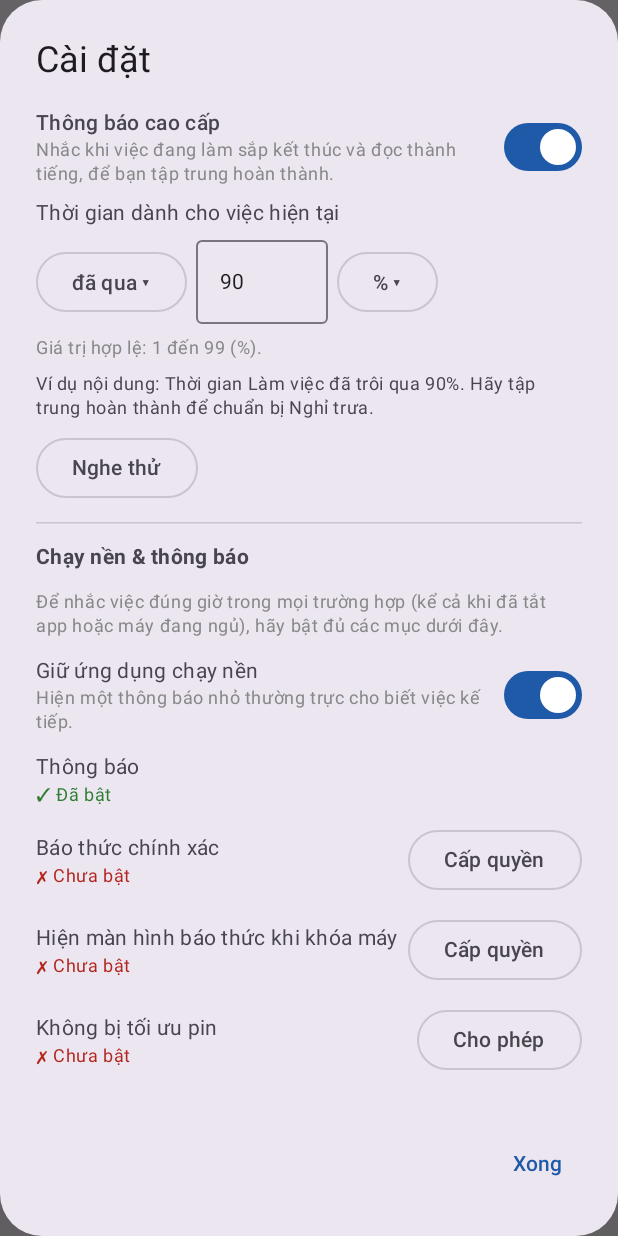
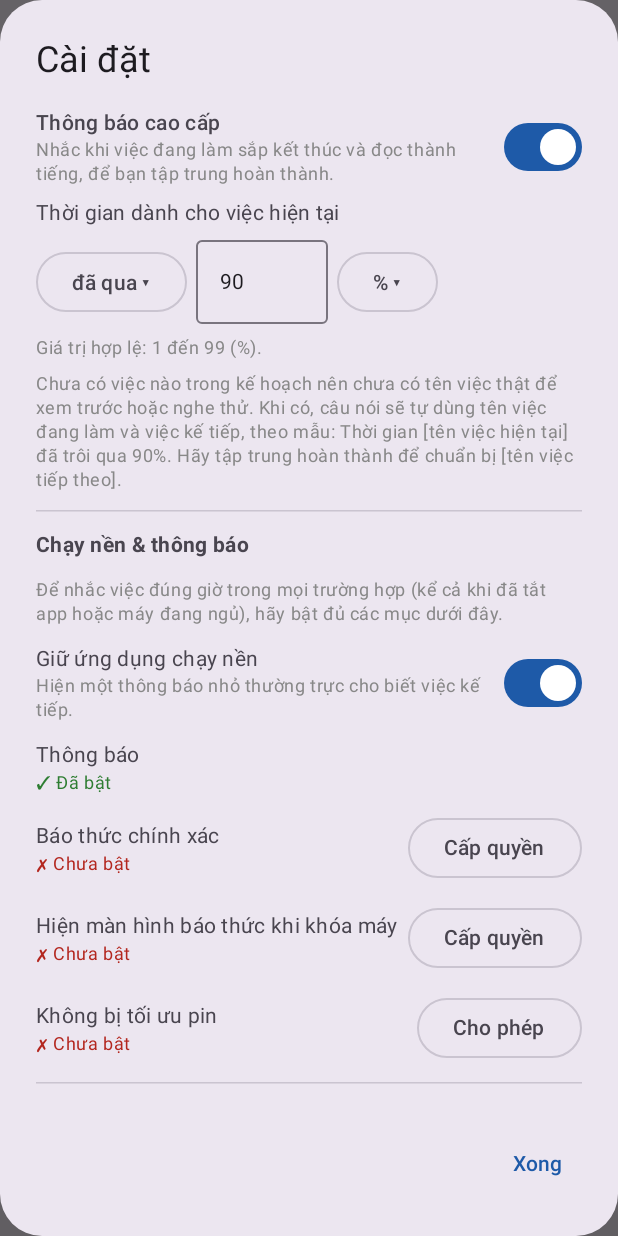
Before and after one commit to quocan1102/QA-LifeOS, an Android app built with Jetpack Compose: the screen it shows after launch (MainActivity), on a phone screen of 412 x 824 dp. Run offline under Robolectric (Android 15) with nearby library versions, the phone set to English and light mode, and no system bars.

Commit message:
Add files via upload

```diff
--- a/app/build.gradle.kts
+++ b/app/build.gradle.kts
@@ -13,7 +13,7 @@ android {
         minSdk = 26
         targetSdk = 34
         // Số phiên bản hiển thị. Đổi số này khi phát hành bản mới (trùng với tên file zip: QA LifeOS Vx.y.z).
-        versionName = "2.0.1"
+        versionName = "2.0.2"
         // Số bản dựng: mỗi lần GitHub build lại tăng lên, nên APK mới luôn cài đè được lên bản cũ.
         versionCode = System.getenv("GITHUB_RUN_NUMBER")?.toIntOrNull() ?: 1
     }
--- a/app/src/main/java/com/quantri/app/Advanced.kt
+++ b/app/src/main/java/com/quantri/app/Advanced.kt
@@ -1,4 +1,7 @@
 package com.quantri.app
+
+import java.time.Instant
+import java.time.ZoneId
 
 /**
  * Cài đặt "Thông báo cao cấp": nhắc khi việc đang làm sắp kết thúc.
@@ -24,6 +27,48 @@ object Advanced {
         return if (offset in 1 until total) offset else null
     }
 
+    /**
+     * Tên việc sẽ làm SAU đoạn việc thứ `index` trong kế hoạch ngày `segs`:
+     * là việc khác tên đầu tiên đứng sau nó (bỏ qua các đoạn cùng việc nối liền nhau và việc đã bị xóa).
+     */
+    fun nextTitleAfter(segs: List<Segment>, index: Int, byId: Map<Int, Task>): String? {
+        val current = segs[index]
+        for (j in index + 1 until segs.size) {
+            val s = segs[j]
+            if (s.taskId == current.taskId) continue
+            val title = byId[s.taskId]?.title
+            if (title != null) return title
+        }
+        return null
+    }
+
+    /**
+     * Việc đang làm (hoặc việc sắp tới nếu lúc này đang trống) theo kế hoạch, kèm việc sẽ làm sau nó.
+     * Dùng cho phần xem trước và nút "Nghe thử" để luôn dùng tên việc thật, không dùng tên mẫu.
+     * Trả về null nếu kế hoạch (trong 60 ngày tới) chưa có việc nào.
+     */
+    fun currentAndNext(
+        tasks: List<Task>,
+        slots: List<Slot>,
+        adhoc: List<Adhoc>,
+        now: Long
+    ): Pair<String, String?>? {
+        val zone = ZoneId.systemDefault()
+        val byId = tasks.associateBy { it.id }
+        val today = Instant.ofEpochMilli(now).atZone(zone).toLocalDate()
+        for (i in 0..60) {
+            val date = today.plusDays(i.toLong())
+            val segs = Plan.forDate(date, slots, adhoc).filter { byId.containsKey(it.taskId) }
+            val dayStart = date.atStartOfDay(zone).toInstant().toEpochMilli()
+            val idx = segs.indexOfFirst { dayStart + it.endMin * 60_000L > now }
+            if (idx >= 0) {
+                val current = byId.getValue(segs[idx].taskId).title
+                return current to nextTitleAfter(segs, idx, byId)
+            }
+        }
+        return null
+    }
+
     /** Nội dung thông báo (cũng là câu được đọc thành tiếng). */
     fun message(title: String, a: AdvSettings, nextTitle: String?): String {
         val unit = if (a.percent) "%" else " phút"
--- a/app/src/main/java/com/quantri/app/MainActivity.kt
+++ b/app/src/main/java/com/quantri/app/MainActivity.kt
@@ -83,6 +83,10 @@ fun AppRoot(resumeTick: Int, vm: MainViewModel = viewModel()) {
     var showAbout by remember { mutableStateOf(false) }
     var showSettings by remember { mutableStateOf(false) }
     val keepAlive by vm.keepAlive.collectAsState()
+    // Tên việc đang làm và việc kế tiếp THẬT theo kế hoạch, dùng cho xem trước / nghe thử thông báo cao cấp
+    val sample = remember(tasks, slots, adhoc, resumeTick) {
+        Advanced.currentAndNext(tasks, slots, adhoc, System.currentTimeMillis())
+    }
 
     val permLauncher =
         rememberLauncherForActivityResult(ActivityResultContracts.RequestPermission()) { }
@@ -158,6 +162,7 @@ fun AppRoot(resumeTick: Int, vm: MainViewModel = viewModel()) {
             onKeepAlive = { vm.setKeepAlive(it) },
             adv = adv,
             onAdv = { vm.setAdv(it) },
+            sample = sample,
             onDismiss = { showSettings = false }
         )
     }
--- a/app/src/main/java/com/quantri/app/Reminders.kt
+++ b/app/src/main/java/com/quantri/app/Reminders.kt
@@ -72,7 +72,7 @@ object Reminders {
                 if (d.adv.enabled) {
                     val offset = Advanced.offsetMs(seg.endMin - seg.startMin, d.adv)
                     if (offset != null) {
-                        val next = segs.getOrNull(i + 1)?.let { byId[it.taskId]?.title }
+                        val next = Advanced.nextTitleAfter(segs, i, byId)
                         out += Event(
                             date, seg, t, EventKind.PROGRESS,
                             progressAt = start.startMillis + offset,
--- a/app/src/main/java/com/quantri/app/Settings.kt
+++ b/app/src/main/java/com/quantri/app/Settings.kt
@@ -66,7 +66,11 @@ fun StatusRow(title: String, ok: Boolean, actionLabel: String, onAction: () -> U
 
 /** Thông báo cao cấp: nhắc khi việc đang làm sắp kết thúc, đọc thành tiếng. */
 @Composable
-fun AdvancedSection(adv: AdvSettings, onAdv: (AdvSettings) -> Unit) {
+fun AdvancedSection(
+    adv: AdvSettings,
+    onAdv: (AdvSettings) -> Unit,
+    sample: Pair<String, String?>?          // (việc hiện tại, việc kế tiếp) THẬT theo kế hoạch
+) {
     val ctx = LocalContext.current
     var text by remember { mutableStateOf(adv.value.toString()) }
     var modeOpen by remember { mutableStateOf(false) }
@@ -153,11 +157,25 @@ fun AdvancedSection(adv: AdvSettings, onAdv: (AdvSettings) -> Unit) {
                 style = MaterialTheme.typography.bodySmall,
                 color = Color.Gray
             )
-            Text(
-                "Ví dụ nội dung: " + Advanced.message("Làm việc", adv, "Nghỉ trưa"),
-                style = MaterialTheme.typography.bodySmall
-            )
-            OutlinedButton(onClick = { SpeakService.test(ctx, adv) }) { Text("Nghe thử") }
+            if (sample != null) {
+                Text(
+                    "Nội dung sẽ đọc, theo kế hoạch hiện tại của bạn:",
+                    style = MaterialTheme.typography.bodySmall,
+                    color = Color.Gray
+                )
+                Text(Advanced.message(sample.first, adv, sample.second))
+                OutlinedButton(onClick = { SpeakService.test(ctx, adv, sample.first, sample.second) }) {
+                    Text("Nghe thử")
+                }
+            } else {
+                Text(
+                    "Chưa có việc nào trong kế hoạch nên chưa có tên việc thật để xem trước hoặc nghe thử. " +
+                        "Khi có, câu nói sẽ tự dùng tên việc đang làm và việc kế tiếp, theo mẫu: " +
+                        Advanced.message("[tên việc hiện tại]", adv, "[tên việc tiếp theo]"),
+                    style = MaterialTheme.typography.bodySmall,
+                    color = Color.Gray
+                )
+            }
         }
     }
 }
@@ -170,6 +188,7 @@ fun SettingsDialog(
     onKeepAlive: (Boolean) -> Unit,
     adv: AdvSettings,
     onAdv: (AdvSettings) -> Unit,
+    sample: Pair<String, String?>?,
     onDismiss: () -> Unit
 ) {
     val ctx = LocalContext.current
@@ -200,7 +219,7 @@ fun SettingsDialog(
                 Modifier.verticalScroll(rememberScrollState()),
                 verticalArrangement = Arrangement.spacedBy(12.dp)
             ) {
-                AdvancedSection(adv, onAdv)
+                AdvancedSection(adv, onAdv, sample)
 
                 HorizontalDivider()
 
--- a/app/src/main/java/com/quantri/app/Speak.kt
+++ b/app/src/main/java/com/quantri/app/Speak.kt
@@ -37,9 +37,9 @@ class SpeakService : Service(), TextToSpeech.OnInitListener {
             )
         }.isSuccess
 
-        /** Nút "Nghe thử" trong màn hình cài đặt. */
-        fun test(ctx: Context, a: AdvSettings): Boolean =
-            start(ctx, "Sắp hết giờ · Làm việc", Advanced.message("Làm việc", a, "Nghỉ trưa"))
+        /** Nút "Nghe thử": dùng tên việc hiện tại và việc kế tiếp THẬT lấy từ kế hoạch. */
+        fun test(ctx: Context, a: AdvSettings, current: String, next: String?): Boolean =
+            start(ctx, "Sắp hết giờ · $current", Advanced.message(current, a, next))
     }
 
     private val handler = Handler(Looper.getMainLooper())
```
Also changed, not shown: 1 other file.
